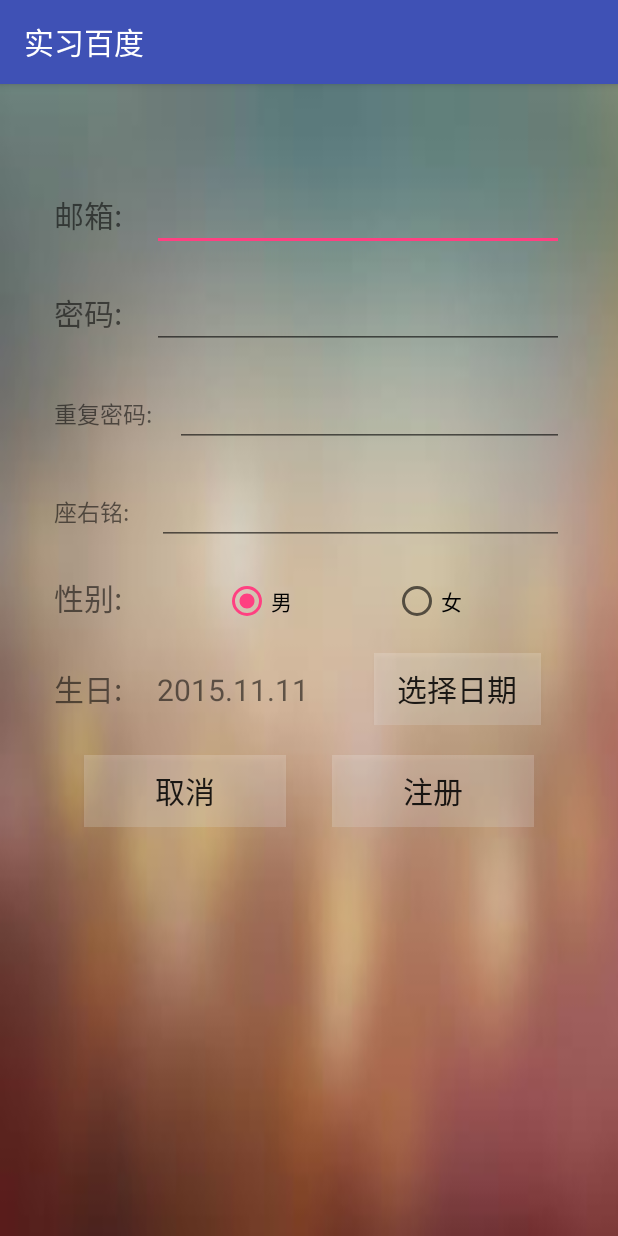
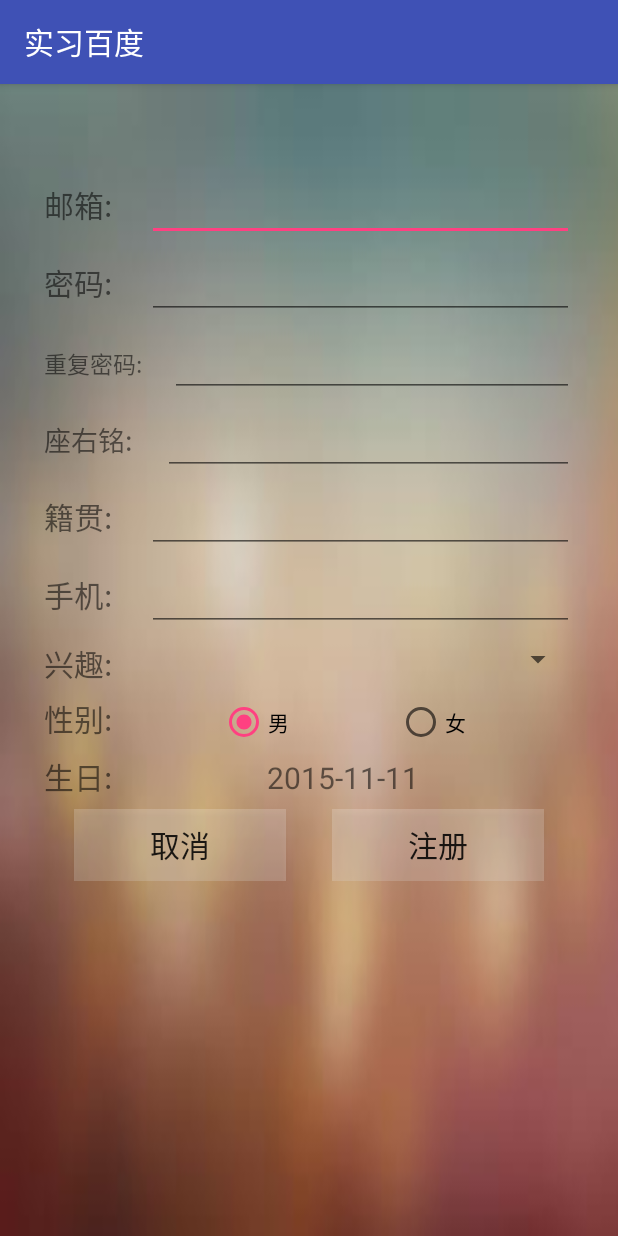
Before and after one commit to InnerAc/BaiduMapTest, an Android app: the RegisterActivity screen opened directly, with no data from a screen before it, on a phone screen of 412 x 824 dp. Run offline under Robolectric (Android 15) with nearby library versions, the phone set to English and light mode, and no system bars.

Commit message:
增加了界面控件

```diff
--- a/app/src/main/res/layout/activity_login.xml
+++ b/app/src/main/res/layout/activity_login.xml
@@ -30,8 +30,7 @@
                 android:layout_height="wrap_content"
                 android:layout_weight="1"
                 android:text="邮箱:"
-                android:textSize="20sp"
-                android:id="@+id/label_email" />
+                android:textSize="20sp"/>
 
             <EditText
                 android:layout_width="wrap_content"
@@ -55,7 +54,6 @@
                 android:layout_height="wrap_content"
                 android:layout_weight="1"
                 android:text="密码:"
-                android:id="@+id/label_pwd"
                 android:textSize="20sp" />
 
             <EditText
@@ -65,6 +63,30 @@
                 android:inputType="textPassword"
                 android:ems="10"
                 android:id="@+id/pwd" />
+        </LinearLayout>
+
+        <LinearLayout
+            android:orientation="horizontal"
+            android:layout_width="match_parent"
+            android:layout_height="wrap_content"
+            android:layout_margin="10dp"
+            android:layout_gravity="center_horizontal">
+
+
+            <CheckBox
+                android:layout_width="wrap_content"
+                android:layout_height="wrap_content"
+                android:layout_weight="1"
+                android:text="保存用户名"
+                android:id="@+id/cbSaveUid" />
+
+            <CheckBox
+                android:layout_width="wrap_content"
+                android:layout_height="wrap_content"
+                android:layout_weight="1"
+                android:text="保存密码"
+                android:id="@+id/cbSavePwd" />
+
         </LinearLayout>
 
         <LinearLayout
--- a/app/src/main/res/layout/activity_register.xml
+++ b/app/src/main/res/layout/activity_register.xml
@@ -7,6 +7,11 @@
     android:paddingBottom="@dimen/activity_vertical_margin"
     android:background="@drawable/bg4"
     tools:context="com.baidumap.innerac.baidumaptest.RegisterActivity">
+
+    <ScrollView
+        android:layout_width="match_parent"
+        android:layout_height="wrap_content">
+
 
     <LinearLayout
         android:orientation="vertical"
@@ -22,7 +27,7 @@
             android:orientation="horizontal"
             android:layout_width="match_parent"
             android:layout_height="wrap_content"
-            android:layout_margin="10dp"
+            android:layout_margin="3dp"
             android:layout_gravity="center_horizontal">
 
             <TextView
@@ -47,7 +52,7 @@
             android:orientation="horizontal"
             android:layout_width="match_parent"
             android:layout_height="wrap_content"
-            android:layout_margin="10dp"
+            android:layout_margin="3dp"
             android:layout_gravity="center_horizontal">
 
             <TextView
@@ -70,7 +75,7 @@
             android:orientation="horizontal"
             android:layout_width="match_parent"
             android:layout_height="wrap_content"
-            android:layout_margin="10dp"
+            android:layout_margin="3dp"
             android:layout_gravity="center_horizontal">
 
             <TextView
@@ -93,7 +98,7 @@
             android:orientation="horizontal"
             android:layout_width="match_parent"
             android:layout_height="wrap_content"
-            android:layout_margin="10dp"
+            android:layout_margin="3dp"
             android:layout_gravity="center_horizontal">
 
             <TextView
@@ -101,7 +106,7 @@
                 android:layout_height="wrap_content"
                 android:layout_weight="1"
                 android:text="座右铭:"
-                android:textSize="15sp" />
+                android:textSize="18sp" />
 
             <EditText
                 android:layout_width="wrap_content"
@@ -116,7 +121,76 @@
             android:orientation="horizontal"
             android:layout_width="match_parent"
             android:layout_height="wrap_content"
-            android:layout_margin="10dp"
+            android:layout_margin="3dp"
+            android:layout_gravity="center_horizontal">
+
+            <TextView
+                android:layout_width="wrap_content"
+                android:layout_height="wrap_content"
+                android:layout_weight="1"
+                android:text="籍贯:"
+                android:textSize="20sp" />
+
+            <EditText
+                android:layout_width="wrap_content"
+                android:layout_height="wrap_content"
+                android:layout_weight="3"
+                android:inputType="textPassword"
+                android:ems="10"
+                android:id="@+id/nativePlace" />
+        </LinearLayout>
+
+        <LinearLayout
+            android:orientation="horizontal"
+            android:layout_width="match_parent"
+            android:layout_height="wrap_content"
+            android:layout_margin="3dp"
+            android:layout_gravity="center_horizontal">
+
+            <TextView
+                android:layout_width="wrap_content"
+                android:layout_height="wrap_content"
+                android:layout_weight="1"
+                android:text="手机:"
+                android:textSize="20sp" />
+
+            <EditText
+                android:layout_width="wrap_content"
+                android:layout_height="wrap_content"
+                android:layout_weight="3"
+                android:inputType="text"
+                android:ems="10"
+                android:id="@+id/phone" />
+        </LinearLayout>
+
+        <LinearLayout
+            android:orientation="horizontal"
+            android:layout_width="match_parent"
+            android:layout_height="wrap_content"
+            android:layout_margin="3dp"
+            android:layout_gravity="center_horizontal">
+
+            <TextView
+                android:layout_width="wrap_content"
+                android:layout_height="wrap_content"
+                android:layout_weight="1"
+                android:text="兴趣:"
+                android:textSize="20sp" />
+
+            <Spinner
+                android:layout_width="wrap_content"
+                android:layout_height="wrap_content"
+                android:spinnerMode="dropdown"
+                android:id="@+id/interest"
+                android:layout_weight="2" />
+
+        </LinearLayout>
+
+        <LinearLayout
+            android:orientation="horizontal"
+            android:layout_width="match_parent"
+            android:layout_height="wrap_content"
+            android:layout_margin="3dp"
             android:layout_gravity="center_horizontal">
 
             <RadioGroup
@@ -154,7 +228,7 @@
             android:orientation="horizontal"
             android:layout_width="match_parent"
             android:layout_height="wrap_content"
-            android:layout_margin="10dp"
+            android:layout_margin="3dp"
             android:layout_gravity="center_horizontal">
 
             <TextView
@@ -168,26 +242,27 @@
                 android:layout_width="wrap_content"
                 android:layout_height="wrap_content"
                 android:layout_weight="1"
-                android:text="2015.11.11"
+                android:text="2015-11-11"
+                android:onClick="dialog_birth"
                 android:textSize="20sp"/>
-            <Button
-                android:layout_width="wrap_content"
-                android:layout_height="wrap_content"
-                android:layout_weight="1"
-                android:layout_marginLeft="20dp"
-                android:layout_marginRight="15dp"
-                android:background="#30ffffff"
-                android:onClick="dialog_birth"
-                android:text="选择日期"
-                android:textSize="20sp"
-                android:id="@+id/btn_birth" />
+            <!--<Button-->
+                <!--android:layout_width="wrap_content"-->
+                <!--android:layout_height="wrap_content"-->
+                <!--android:layout_weight="1"-->
+                <!--android:layout_marginLeft="20dp"-->
+                <!--android:layout_marginRight="15dp"-->
+                <!--android:background="#30ffffff"-->
+                <!--android:onClick="dialog_birth"-->
+                <!--android:text="选择日期"-->
+                <!--android:textSize="20sp"-->
+                <!--android:id="@+id/btn_birth" />-->
 
         </LinearLayout>
 
         <LinearLayout
             android:orientation="horizontal"
             android:layout_width="fill_parent"
-            android:layout_margin="10dp"
+            android:layout_margin="3dp"
             android:layout_height="wrap_content">
 
             <Button
@@ -216,5 +291,5 @@
 
         </LinearLayout>
     </LinearLayout>
-
+    </ScrollView>
 </RelativeLayout>
--- /dev/null
+++ b/app/src/main/res/values/interest.xml
@@ -0,0 +1,10 @@
+<?xml version="1.0" encoding="utf-8"?>
+<resources>
+    <string-array name="interest">
+        <item>运动</item>
+        <item>旅行</item>
+        <item>技术宅</item>
+        <item>竞技</item>
+        <item>其他</item>
+    </string-array>
+</resources>
```
